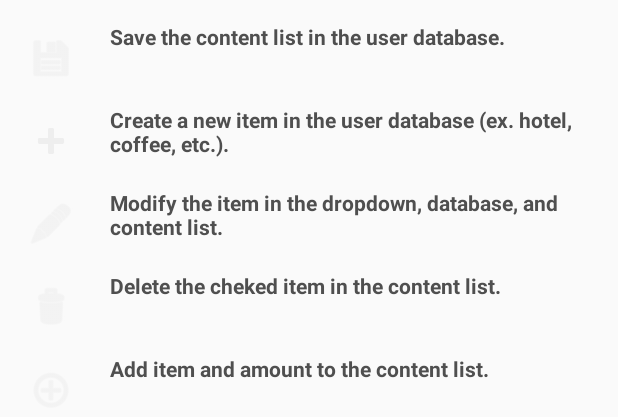
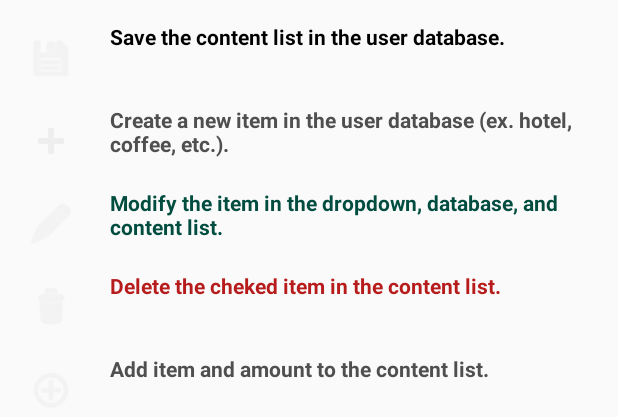
Before and after one commit to Auwia/PersoMy, an Android app: the layout dialog_legenda.xml on its own in the app's theme, with its tools: preview values and no code run, on a phone screen of 412 x 824 dp. Shown: the top 417 px of the screen. Run offline under Robolectric (Android 15) with nearby library versions, the phone set to English and light mode, and no system bars.

Commit message:
300141 (3.1.41)

```diff
--- a/build.gradle
+++ b/build.gradle
@@ -6,7 +6,7 @@ buildscript {
         mavenCentral()
     }
     dependencies {
-        classpath 'com.android.tools.build:gradle:8.7.2'
+        classpath 'com.android.tools.build:gradle:8.5.2'
     }
 }
 
@@ -26,8 +26,8 @@ android {
         applicationId "com.app.persomy.v4"
         minSdkVersion 21
         targetSdkVersion 35
-        versionCode 300140
-        versionName "3.1.40"
+        versionCode 300141
+        versionName "3.1.41"
     }
 
     configurations.configureEach {
--- a/src/main/res/layout/activity_uscite.xml
+++ b/src/main/res/layout/activity_uscite.xml
@@ -119,7 +119,7 @@
     <ListView
         android:id="@+id/listaSpesa"
         android:layout_width="match_parent"
-        android:layout_height="wrap_content"
+        android:layout_height="48dp"
         android:contentDescription="@string/expense_list"
         android:divider="@color/gray"
         android:dividerHeight="1dp"
--- a/src/main/res/layout/dialog_legenda.xml
+++ b/src/main/res/layout/dialog_legenda.xml
@@ -1,4 +1,5 @@
 <LinearLayout xmlns:android="http://schemas.android.com/apk/res/android"
+    xmlns:app="http://schemas.android.com/apk/res-auto"
     android:id="@+id/widget145"
     android:layout_width="match_parent"
     android:layout_height="wrap_content"
@@ -20,11 +21,13 @@
             android:layout_height="wrap_content"
             android:layout_marginStart="10dp"
             android:background="@android:color/transparent"
+            android:backgroundTint="@color/teal_dark"
             android:contentDescription="@string/menu_salva"
             android:minWidth="48dp"
             android:minHeight="48dp"
             android:padding="8dp"
-            android:src="@android:drawable/ic_menu_save" />
+            android:src="@android:drawable/ic_menu_save"
+            app:tint="@color/white" />
 
         <TextView
             android:id="@+id/menu_salva_descrizione"
@@ -32,7 +35,7 @@
             android:layout_height="wrap_content"
             android:layout_marginStart="15dp"
             android:text="@string/menu_salva_descrizione"
-            android:textColor="#4F4F4F"
+            android:textColor="@color/black"
             android:textStyle="bold" />
     </TableRow>
 
@@ -50,11 +53,13 @@
             android:layout_width="wrap_content"
             android:layout_height="wrap_content"
             android:layout_marginStart="10dp"
+            android:backgroundTint="@color/teal_dark"
             android:background="@android:color/transparent"
             android:contentDescription="@string/addDescrizione"
             android:minWidth="48dp"
             android:minHeight="48dp"
             android:padding="8dp"
+            app:tint="@color/white"
             android:src="@android:drawable/ic_input_add" />
 
         <TextView
@@ -62,6 +67,8 @@
             android:layout_width="wrap_content"
             android:layout_height="wrap_content"
             android:layout_marginStart="15dp"
+            android:minWidth="48dp"
+            android:minHeight="48dp"
             android:text="@string/addDescrizione_descrizione"
             android:textColor="#4F4F4F"
             android:textStyle="bold" />
@@ -82,6 +89,8 @@
             android:layout_height="wrap_content"
             android:layout_marginStart="10dp"
             android:background="@android:color/transparent"
+            android:backgroundTint="@color/teal_dark"
+            app:tint="@color/white"
             android:contentDescription="@string/menu_modifica"
             android:minWidth="48dp"
             android:minHeight="48dp"
@@ -94,7 +103,9 @@
             android:layout_height="wrap_content"
             android:layout_marginStart="15dp"
             android:text="@string/modificaDescrizione_descrizione"
-            android:textColor="#4F4F4F"
+            android:minWidth="48dp"
+            android:minHeight="48dp"
+            android:textColor="@color/teal_dark"
             android:textStyle="bold" />
     </TableRow>
 
@@ -113,19 +124,23 @@
             android:layout_height="wrap_content"
             android:layout_marginStart="10dp"
             android:background="@android:color/transparent"
+            android:backgroundTint="@color/red_dark"
             android:contentDescription="@string/deleteSpesa"
             android:minWidth="48dp"
             android:minHeight="48dp"
             android:padding="8dp"
-            android:src="@android:drawable/ic_menu_delete" />
+            android:src="@android:drawable/ic_menu_delete"
+            app:tint="@color/white" />
 
         <TextView
             android:id="@+id/deleteSpesa_descrizione"
             android:layout_width="wrap_content"
             android:layout_height="wrap_content"
             android:layout_marginStart="15dp"
+            android:minWidth="48dp"
+            android:minHeight="48dp"
             android:text="@string/deleteSpesa_descrizione"
-            android:textColor="#4F4F4F"
+            android:textColor="@color/red_dark"
             android:textStyle="bold" />
     </TableRow>
 
@@ -145,6 +160,8 @@
             android:layout_marginStart="10dp"
             android:background="@android:color/transparent"
             android:contentDescription="@string/addSpesa"
+            android:backgroundTint="@color/teal_dark"
+            app:tint="@color/white"
             android:minWidth="48dp"
             android:minHeight="48dp"
             android:padding="8dp"
@@ -155,6 +172,8 @@
             android:layout_width="wrap_content"
             android:layout_height="wrap_content"
             android:layout_marginStart="15dp"
+            android:minWidth="48dp"
+            android:minHeight="48dp"
             android:text="@string/addSpesa_descrizione"
             android:textColor="#4F4F4F"
             android:textStyle="bold" />
--- a/src/main/res/layout/list_view_custom.xml
+++ b/src/main/res/layout/list_view_custom.xml
@@ -54,8 +54,8 @@
     <!-- Checkbox per Flag -->
     <CheckBox
         android:id="@+id/flaggataSpesaCustom"
-        android:layout_width="wrap_content"
-        android:layout_height="wrap_content"
+        android:layout_width="48dp"
+        android:layout_height="48dp"
         android:contentDescription="@string/flag_checkbox"
         android:gravity="center" />
 </LinearLayout>
--- a/src/main/res/values/styles.xml
+++ b/src/main/res/values/styles.xml
@@ -10,9 +10,11 @@
     <!-- Tema personalizzato per il TimePicker -->
     <style name="CustomTimePickerTheme" parent="Theme.AppCompat.Light.Dialog">
         <!-- Colori personalizzati -->
-        <item name="android:colorAccent">@color/teal_dark</item> <!-- Colore per evidenziare elementi attivi -->
+        <item name="android:colorAccent">@color/teal_dark
+        </item> <!-- Colore per evidenziare elementi attivi -->
         <item name="android:textColorPrimary">@color/white</item> <!-- Testo principale -->
-        <item name="android:textColorSecondary">@color/light_teal_background</item> <!-- Testo secondario -->
+        <item name="android:textColorSecondary">@color/light_teal_background
+        </item> <!-- Testo secondario -->
         <item name="android:background">@color/green_dark</item> <!-- Sfondo del picker -->
         <item name="android:buttonStyle">@style/CustomButtonStyle</item>
         <item name="android:minWidth">48dp</item>
@@ -49,9 +51,7 @@
         <item name="android:tint">@color/white</item>
         <item name="android:stateListAnimator">@null</item>
         <item name="android:backgroundTint">@color/teal_dark</item>
-        <item name="android:backgroundTint">@color/teal_dark</item>
     </style>
-
 
     <!-- Stile per i TextView delle intestazioni -->
     <style name="HeaderTextViewStyle">
```
